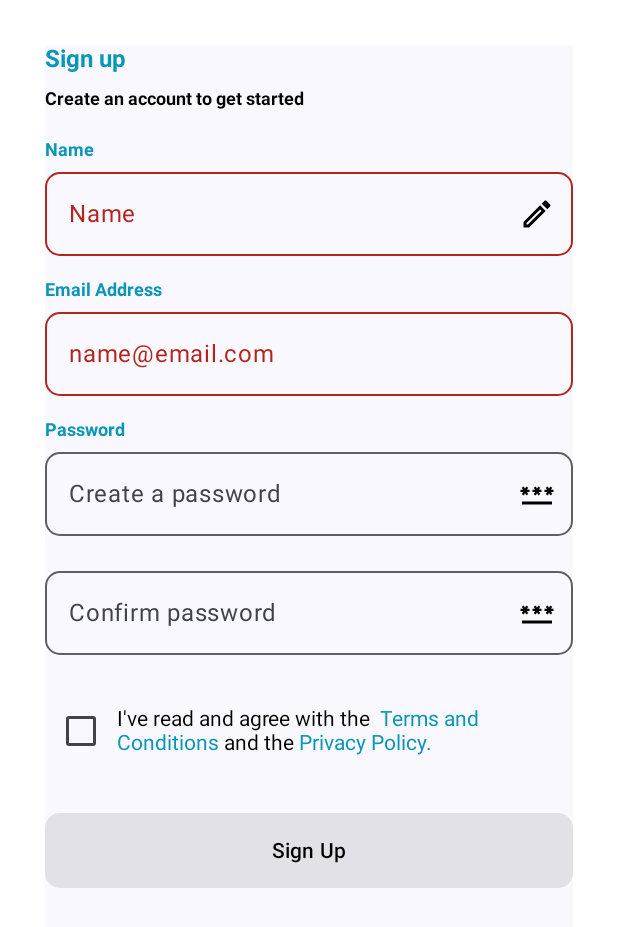
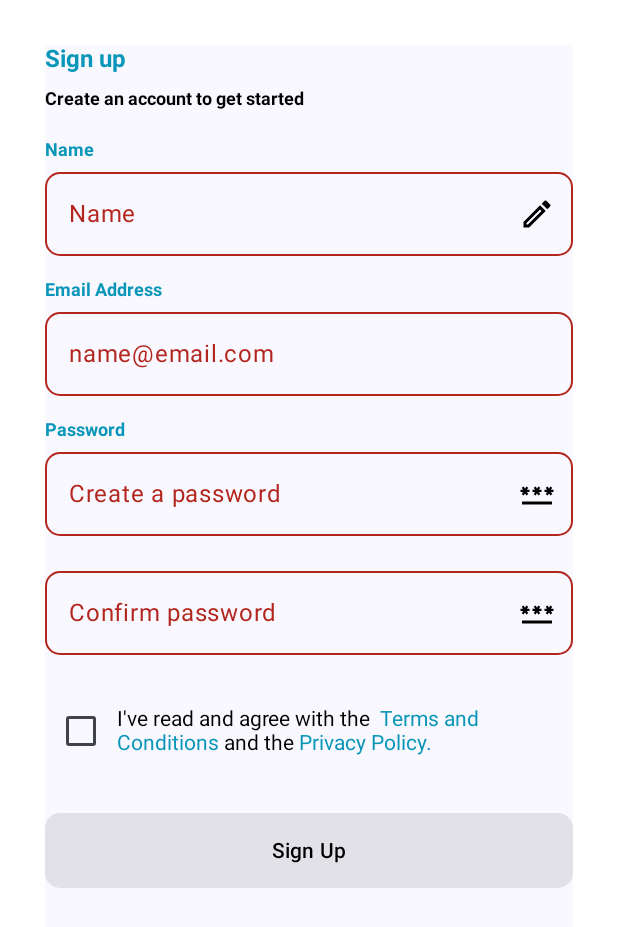
Before and after one commit to wellconnectlive/android_project_kc, an Android app built with Jetpack Compose: the RegisterScreen screen opened through its navigation route, on a phone screen of 412 x 824 dp. Shown: the top 927 px of the screen. Run offline under Robolectric (Android 15) with nearby library versions, the phone set to English and light mode, and no system bars; our stand-ins replace Dagger/Hilt's generated code, Firebase (no records; nobody signed in at launch, a user with empty details on screens opened directly); 1 statement that could not run was skipped.

Commit message:
adding  checking password and repassword

```diff
--- a/app/src/main/java/live/wellconnect/wellconnect/components/AppComponentsUI.kt
+++ b/app/src/main/java/live/wellconnect/wellconnect/components/AppComponentsUI.kt
@@ -89,9 +89,9 @@ fun MakeTextField(
             textValue.value = it
             onTextChange(it)
             },
-        isError = !errorStatus,
         singleLine = true,
         maxLines = 1,
+        isError = !errorStatus,
         trailingIcon = {
             if (icon != null) {
                 Image(imageVector = icon, contentDescription = "Pencil Edit")
@@ -131,7 +131,7 @@ fun MakeTextFieldPassword(
             },
         singleLine = true,
         maxLines = 1,
-        isError = errorStatus,
+        isError = !errorStatus,
         trailingIcon = {
             if (icon != null) {
                 val iconImage = if(passwordIsVisible.value){
--- a/app/src/main/java/live/wellconnect/wellconnect/presentation/register/RegisterScreen.kt
+++ b/app/src/main/java/live/wellconnect/wellconnect/presentation/register/RegisterScreen.kt
@@ -40,11 +40,6 @@ import live.wellconnect.wellconnect.ui.theme.TextColor
 fun RegisterScreen(
     viewModel : RegisterViewModel,
 ) {
-
-    var name by remember { mutableStateOf("") }
-    var email by remember { mutableStateOf("") }
-    var password by remember { mutableStateOf("") } // required validation
-    var check : Boolean = false
     var value : String = ""
     val termText = " Terms and Conditions"
 
@@ -78,7 +73,7 @@ fun RegisterScreen(
             MakeTextFieldPassword(labelValue = "Create a password", icon = Icons.Outlined.Password, onTextChange = { viewModel.onEvent(RegisterStates.PasswordTaking(it)) }, errorStatus = viewModel.registerUIStates.value.passwordError)
             Space(15)
             // todo -> still await for the same password validator
-            MakeTextFieldPassword(labelValue = "Confirm password", icon = Icons.Outlined.Password, onTextChange = { viewModel.onEvent(RegisterStates.PasswordTaking(it)) }, errorStatus = viewModel.registerUIStates.value.passwordError)
+            MakeTextFieldPassword(labelValue = "Confirm password", icon = Icons.Outlined.Password, onTextChange = { viewModel.onEvent(RegisterStates.RepasswordTaking(it)) }, errorStatus = viewModel.registerUIStates.value.passwordError)
 
             Space(15)
 
--- a/app/src/main/java/live/wellconnect/wellconnect/presentation/register/RegisterStates.kt
+++ b/app/src/main/java/live/wellconnect/wellconnect/presentation/register/RegisterStates.kt
@@ -5,6 +5,7 @@ sealed class RegisterStates{
     data class NameTaking(val name : String) : RegisterStates()
     data class EmailTaking(val email : String) : RegisterStates()
     data class PasswordTaking(val password : String) : RegisterStates()
+    data class RepasswordTaking(val repassword : String) : RegisterStates()
     data class TermsAndPolicyTaking(val isAccepted : Boolean) : RegisterStates()
     object ButtonClicked : RegisterStates()
 }
@@ -13,6 +14,7 @@ data class RegisterUIStates(
     var name : String = "",
     var email : String = "",
     var password : String = "",
+    var repassword : String = "",
     var termsAndPolicy : Boolean = false,
 
     // error states
@@ -20,5 +22,6 @@ data class RegisterUIStates(
     var nameError : Boolean = false,
     var emailError : Boolean = false,
     var passwordError : Boolean = false,
+    var repasswordError : Boolean = false,
     var termsAndPolicyError : Boolean = false,
 )
--- a/app/src/main/java/live/wellconnect/wellconnect/utils/Validator.kt
+++ b/app/src/main/java/live/wellconnect/wellconnect/utils/Validator.kt
@@ -22,7 +22,7 @@ object Validator {
         return EMAIL_IS_OK.matcher(email).matches()
     }
 
-    fun validatePassword(password : String) = !password.isNullOrEmpty() && password.length >= 6
+    fun validatePassword(password : String, repassword : String) = !password.isNullOrEmpty() && password.length >= 6 && password == repassword
 
     fun validateTermsAndPolicys(status : Boolean) = status
 
--- a/app/src/main/res/mipmap-anydpi-v26/ic_launcher.xml
+++ b/app/src/main/res/mipmap-anydpi-v26/ic_launcher.xml
@@ -1,5 +1,4 @@
 <?xml version="1.0" encoding="utf-8"?>
 <adaptive-icon xmlns:android="http://schemas.android.com/apk/res/android">
     <background android:drawable="@drawable/ic_launcher_background"/>
-    <foreground android:drawable="@drawable/ic_launcher_pencil"/>
 </adaptive-icon>
--- a/app/src/main/res/mipmap-anydpi-v26/ic_launcher_round.xml
+++ b/app/src/main/res/mipmap-anydpi-v26/ic_launcher_round.xml
@@ -1,5 +1,4 @@
 <?xml version="1.0" encoding="utf-8"?>
 <adaptive-icon xmlns:android="http://schemas.android.com/apk/res/android">
     <background android:drawable="@drawable/ic_launcher_background"/>
-    <foreground android:drawable="@drawable/ic_launcher_pencil"/>
 </adaptive-icon>
```
Also changed, not shown: app/src/main/java/live/wellconnect/wellconnect/presentation/register/RegisterViewModel.kt (+13 -4 lines), app/src/main/res/drawable/ic_launcher_pencil.xml (deleted, +0 -18 lines).
